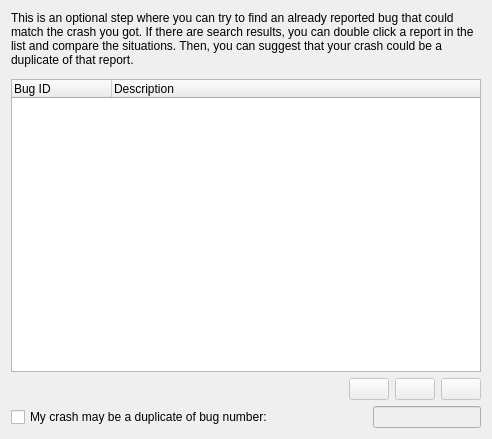
Qt form drkonqi/ui/assistantpage_bugzilla_duplicates.ui (KDE/kde-runtime) before a commit.
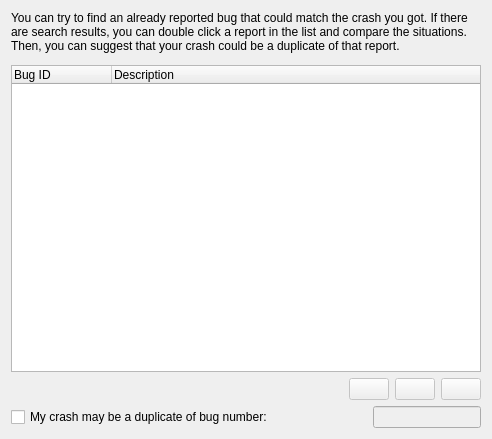
The same form after that commit. Custom widgets are drawn as their Qt base class.

Commit message: Duplicates page should not be considered optional (string change) Resize column to contents on Duplicates page (show the full report title)

```diff
--- a/drkonqi/ui/assistantpage_bugzilla_duplicates.ui
+++ b/drkonqi/ui/assistantpage_bugzilla_duplicates.ui
@@ -14,7 +14,7 @@
    <item>
     <widget class="QLabel" name="m_explanationLabel">
      <property name="text">
-      <string comment="@info/rich">This is an optional step where you can try to find an already reported bug that could match the crash you got. If there are search results, you can double click a report in the list and compare the situations. Then, you can suggest that your crash could be a duplicate of that report.</string>
+      <string comment="@info/rich">You can try to find an already reported bug that could match the crash you got. If there are search results, you can double click a report in the list and compare the situations. Then, you can suggest that your crash could be a duplicate of that report.</string>
      </property>
      <property name="wordWrap">
       <bool>true</bool>
```
The commit also changes 1 other file.
